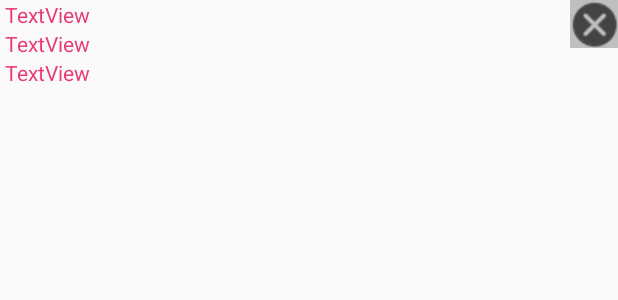
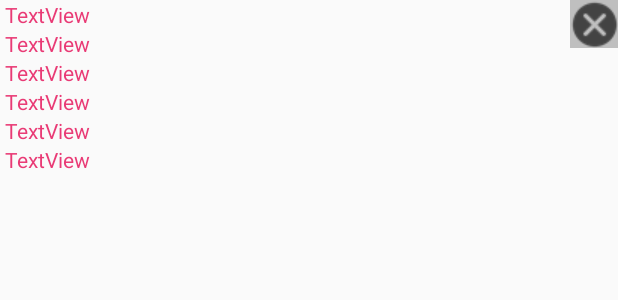
Before and after one commit to mtoshevska/SongRecorder, an Android app: the layout list_item_layout.xml on its own in the app's theme, with its tools: preview values and no code run, on a phone screen of 412 x 824 dp. Shown: the top 300 px of the screen. Run offline under Robolectric (Android 15) with nearby library versions, the phone set to English and light mode, and no system bars.

```diff
--- a/app/src/main/java/das/songrecorder/ViewFilesActivity.java
+++ b/app/src/main/java/das/songrecorder/ViewFilesActivity.java
@@ -67,7 +67,7 @@ public class ViewFilesActivity extends AppCompatActivity {
 
 
         ListView songList=(ListView)this.findViewById(R.id.songsList);
-        adapter=new SongAdapter(getApplicationContext());
+        adapter=new SongAdapter(this);
         songsGetter=SongsGetter.getInstance();
         ArrayList<Song>songs=songsGetter.getSongs(getApplicationContext());
         adapter.addSongs(songs);
--- a/app/src/main/res/layout/list_item_layout.xml
+++ b/app/src/main/res/layout/list_item_layout.xml
@@ -42,6 +42,33 @@
         android:layout_below="@+id/author"
         android:layout_toEndOf="@+id/playButton" />
 
+    <TextView
+        android:text="TextView"
+        android:layout_width="wrap_content"
+        android:layout_height="wrap_content"
+        android:textColor="@color/buttonsTextColor"
+        android:id="@+id/year"
+        android:layout_below="@+id/duration"
+        android:layout_toEndOf="@+id/playButton" />
+
+    <TextView
+        android:text="TextView"
+        android:layout_width="wrap_content"
+        android:layout_height="wrap_content"
+        android:textColor="@color/buttonsTextColor"
+        android:id="@+id/genre"
+        android:layout_below="@+id/year"
+        android:layout_toEndOf="@+id/playButton" />
+
+    <TextView
+        android:text="TextView"
+        android:layout_width="wrap_content"
+        android:layout_height="wrap_content"
+        android:textColor="@color/buttonsTextColor"
+        android:id="@+id/recorded"
+        android:layout_below="@+id/genre"
+        android:layout_toEndOf="@+id/playButton" />
+
     <ImageButton
         android:layout_width="wrap_content"
         android:layout_height="wrap_content"
--- a/app/src/main/res/values/strings.xml
+++ b/app/src/main/res/values/strings.xml
@@ -10,4 +10,7 @@
     <string name="stop_pause">Stop / Pause</string>
     <string name="continue1">Continue</string>
     <string name="start_new_recording">Start new recording</string>
+    <string name="year">Year: %1$d</string>
+    <string name="genre">Genre: %1$s</string>
+    <string name="recorded">Recorded on: %1$s</string>
 </resources>
```
Also changed, not shown: app/src/main/java/das/songrecorder/SongAdapter.java (+45 -5 lines).
